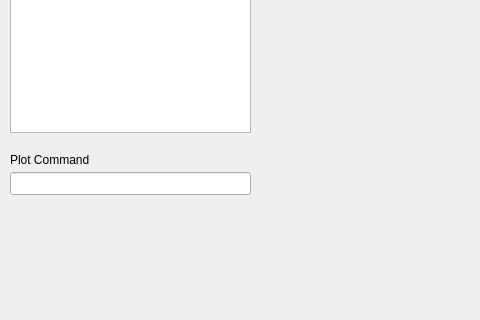
Old version of the form PyGenesis.ui in the repository svenreiche/PyGenesis; both pictures show x 0 to 480 and y 117 to 437 of the 1237 by 897 pixel window.
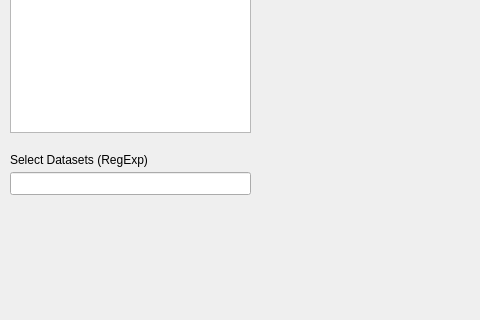
New version of the form.

Commit message: Add close and reload functionality

What changed in the file:
```diff
--- a/PyGenesis.ui
+++ b/PyGenesis.ui
@@ -67,7 +67,7 @@
      </rect>
     </property>
     <property name="text">
-     <string>Plot Command</string>
+     <string>Select Datasets (RegExp)</string>
     </property>
    </widget>
    <widget class="QLineEdit" name="PlotCommand">
```
Left out of the diff: 6 changed lines with no effect on the pictures. The commit also changes 2 other files.
